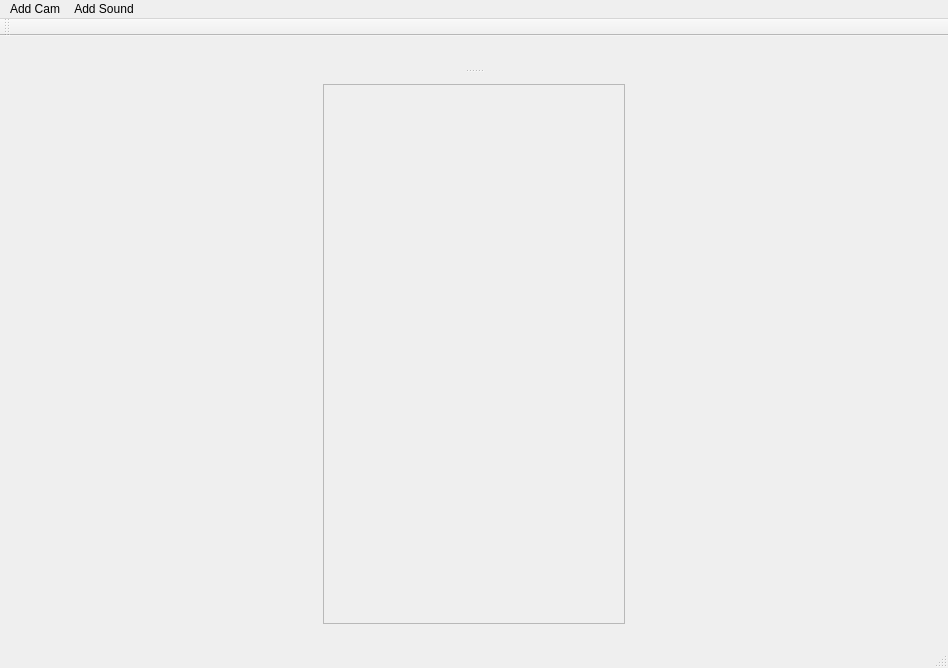
The window that mainwindow.ui (m-garanin/zgui-qt) describes before a commit, drawn with Qt 5.
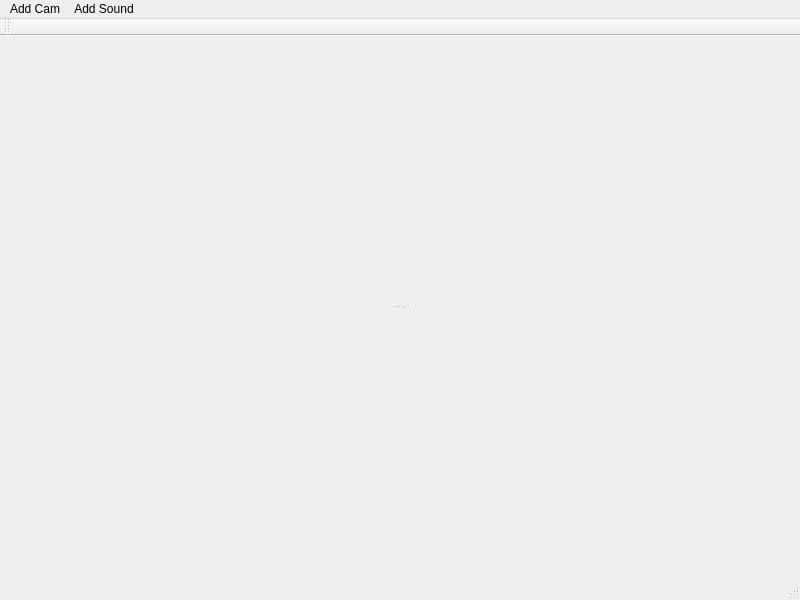
The same window after the commit.

```diff
--- a/mainwindow.ui
+++ b/mainwindow.ui
@@ -6,86 +6,31 @@
    <rect>
     <x>0</x>
     <y>0</y>
-    <width>948</width>
-    <height>668</height>
+    <width>800</width>
+    <height>600</height>
    </rect>
   </property>
   <property name="windowTitle">
    <string>MainWindow</string>
   </property>
   <widget class="QWidget" name="centralWidget">
-   <layout class="QGridLayout" name="gridLayout_2">
+   <property name="sizePolicy">
+    <sizepolicy hsizetype="Maximum" vsizetype="Maximum">
+     <horstretch>0</horstretch>
+     <verstretch>0</verstretch>
+    </sizepolicy>
+   </property>
+   <layout class="QGridLayout" name="gridLayout">
     <item row="0" column="0">
      <widget class="QSplitter" name="splitter">
       <property name="orientation">
        <enum>Qt::Vertical</enum>
       </property>
-      <widget class="QWidget" name="layoutWidget">
-       <layout class="QVBoxLayout" name="verticalLayout_2">
-        <property name="sizeConstraint">
-         <enum>QLayout::SetMaximumSize</enum>
-        </property>
-       </layout>
+      <widget class="QWidget" name="verticalLayoutWidget">
+       <layout class="QVBoxLayout" name="top"/>
       </widget>
-      <widget class="QWidget" name="gridLayoutWidget">
-       <layout class="QGridLayout" name="gridLayout">
-        <item row="0" column="0">
-         <spacer name="horizontalSpacer">
-          <property name="orientation">
-           <enum>Qt::Horizontal</enum>
-          </property>
-          <property name="sizeHint" stdset="0">
-           <size>
-            <width>40</width>
-            <height>20</height>
-           </size>
-          </property>
-         </spacer>
-        </item>
-        <item row="0" column="2">
-         <spacer name="horizontalSpacer_2">
-          <property name="orientation">
-           <enum>Qt::Horizontal</enum>
-          </property>
-          <property name="sizeHint" stdset="0">
-           <size>
-            <width>40</width>
-            <height>20</height>
-           </size>
-          </property>
-         </spacer>
-        </item>
-        <item row="0" column="1">
-         <widget class="QScrollArea" name="scrollArea">
-          <property name="sizePolicy">
-           <sizepolicy hsizetype="MinimumExpanding" vsizetype="MinimumExpanding">
-            <horstretch>0</horstretch>
-            <verstretch>0</verstretch>
-           </sizepolicy>
-          </property>
-          <property name="widgetResizable">
-           <bool>true</bool>
-          </property>
-          <widget class="QWidget" name="scrollAreaWidgetContents">
-           <property name="geometry">
-            <rect>
-             <x>0</x>
-             <y>0</y>
-             <width>298</width>
-             <height>563</height>
-            </rect>
-           </property>
-           <property name="sizePolicy">
-            <sizepolicy hsizetype="MinimumExpanding" vsizetype="MinimumExpanding">
-             <horstretch>0</horstretch>
-             <verstretch>0</verstretch>
-            </sizepolicy>
-           </property>
-           <layout class="QVBoxLayout" name="verticalLayout_3"/>
-          </widget>
-         </widget>
-        </item>
-       </layout>
+      <widget class="QWidget" name="horizontalLayoutWidget">
+       <layout class="QHBoxLayout" name="bottom"/>
       </widget>
      </widget>
     </item>
@@ -96,8 +41,8 @@
     <rect>
      <x>0</x>
      <y>0</y>
-     <width>948</width>
-     <height>22</height>
+     <width>800</width>
+     <height>21</height>
     </rect>
    </property>
    <property name="defaultUp">
@@ -120,6 +65,9 @@
    <addaction name="menuAdd_Sound"/>
   </widget>
   <widget class="QToolBar" name="mainToolBar">
+   <property name="movable">
+    <bool>true</bool>
+   </property>
    <attribute name="toolBarArea">
     <enum>TopToolBarArea</enum>
    </attribute>
```
